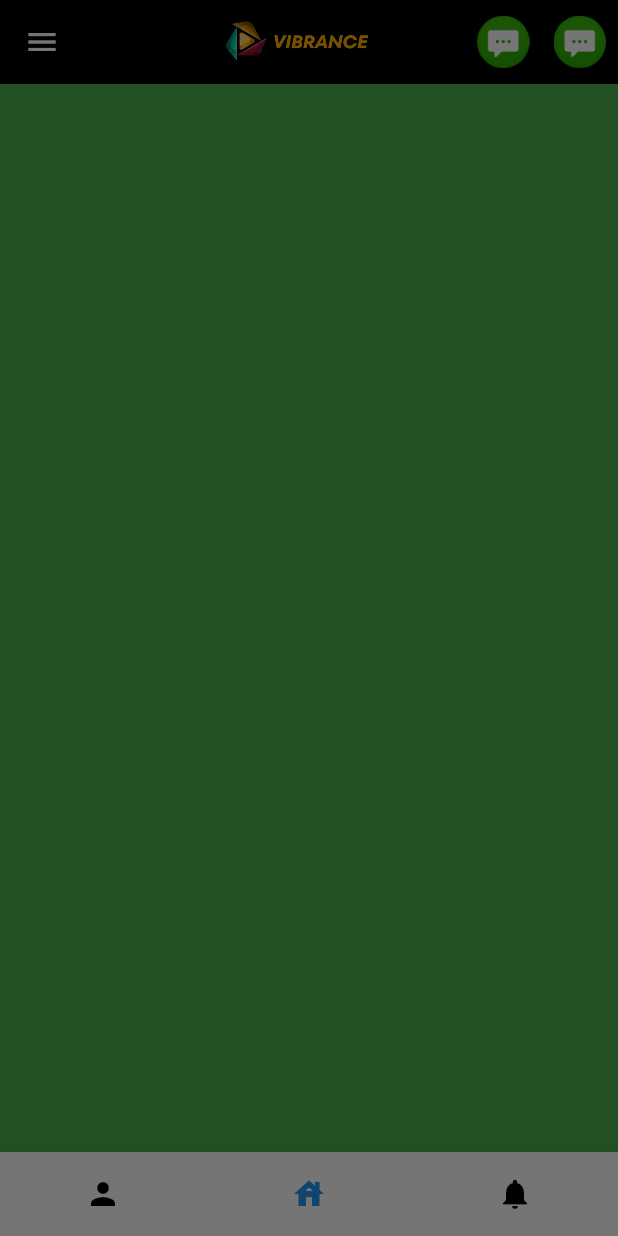
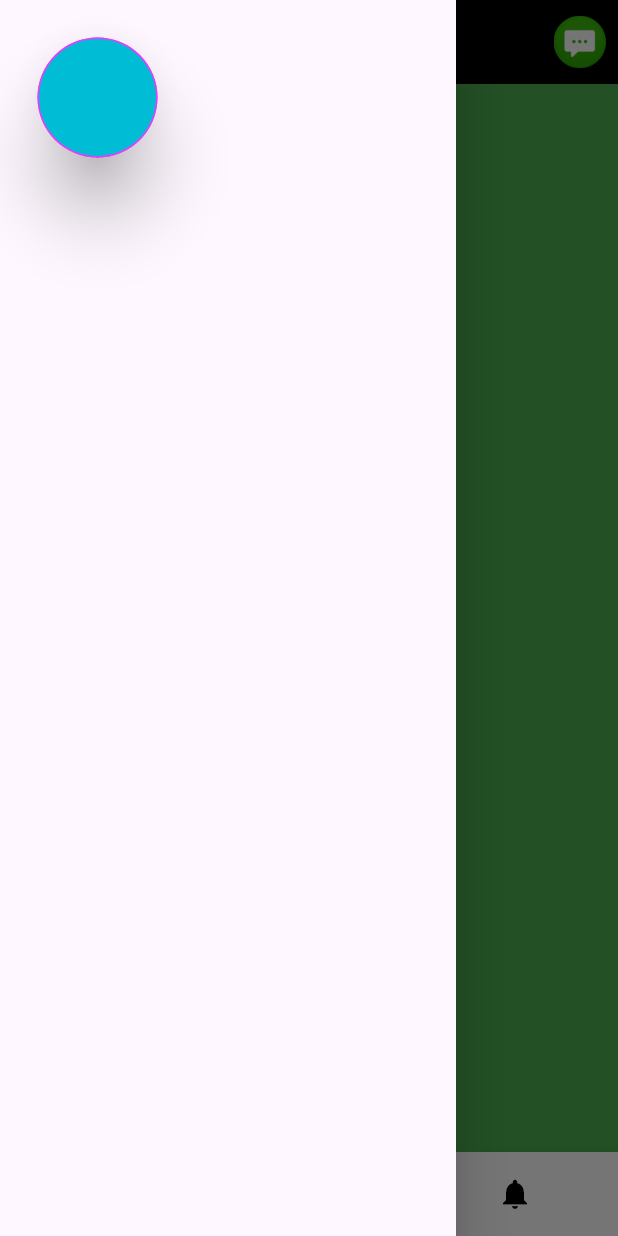
Before and after one commit to HaseebKhanGitHub/vibrance, a Flutter app: the screen it shows after launch, with the side drawer open, on a phone screen of 412 x 824 dp. Run offline on Flutter 3.47's test engine with Material 3 defaults, Android fonts, the phone set to English and light mode, and no system bars; drawn by our look-alikes of animated_bottom_navigation_bar, circular_profile_avatar, getwidget; our stand-ins replace google_fonts, responsive_sizer, rounded_loading_button_plus.

Commit message:
Update homePage.dart

```diff
--- a/lib/Views/Homepage/homePage.dart
+++ b/lib/Views/Homepage/homePage.dart
@@ -1,4 +1,5 @@
 import 'package:animated_bottom_navigation_bar/animated_bottom_navigation_bar.dart';
+import 'package:circular_profile_avatar/circular_profile_avatar.dart';
 import 'package:flutter/material.dart';
 import 'package:getwidget/components/drawer/gf_drawer.dart';
 
@@ -69,17 +70,46 @@ class _homepageState extends State<homepage> {
               height: 35,
             ),
           ),
-          Padding(
-            padding: const EdgeInsets.all(8.0),
-            child: Image.asset(
-              'assets/images/message.png',
-              width: 35,
-              height: 35,
-            ),
-          )
         ],
       ),
-      drawer: GFDrawer(),
+      drawer: GFDrawer(
+        child: Column(
+          children: [
+            Expanded(
+                flex: 0,
+                child: Column(
+                  children: [
+                    Row(
+                      children: [
+                        Container(
+                            child: Padding(
+                          padding: const EdgeInsets.symmetric(
+                              vertical: 25, horizontal: 25),
+                          child: CircularProfileAvatar(
+                            "",
+                            backgroundColor: Colors.cyan,
+                            borderWidth: 1,
+                            borderColor: Colors.purpleAccent,
+                            elevation: 20,
+                            radius: 40,
+                            cacheImage: true,
+                            errorWidget: (context, url, error) {
+                              return Icon(
+                                Icons.face,
+                                size: 50,
+                              );
+                            },
+                          ),
+                        ))
+                      ],
+                    )
+                  ],
+                )),
+            Expanded(child: Container()),
+            Expanded(child: Container()),
+          ],
+        ),
+      ),
       //mood ha ni
       bottomNavigationBar: AnimatedBottomNavigationBar(
         icons: iconList,
```
